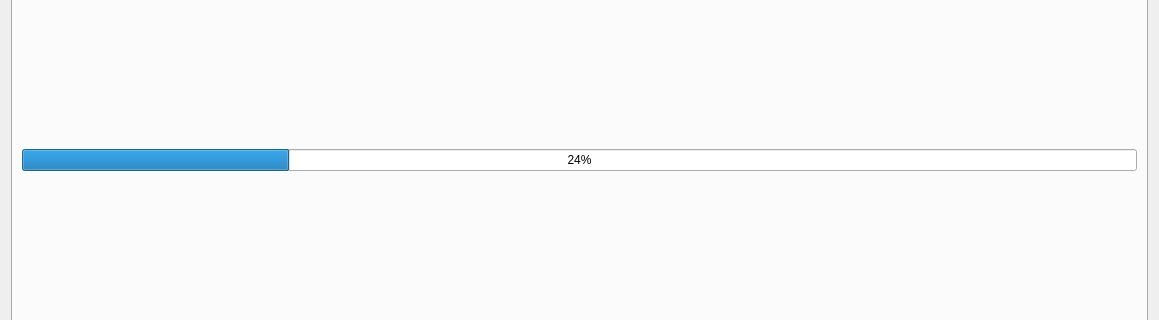
Qt form DataStore/Resources/UI/qDataStoreWidget.ui (Slicer/Slicer-DataStore) before a commit; both pictures show x 0 to 1159 and y 228 to 548 of the 1159 by 752 pixel window.
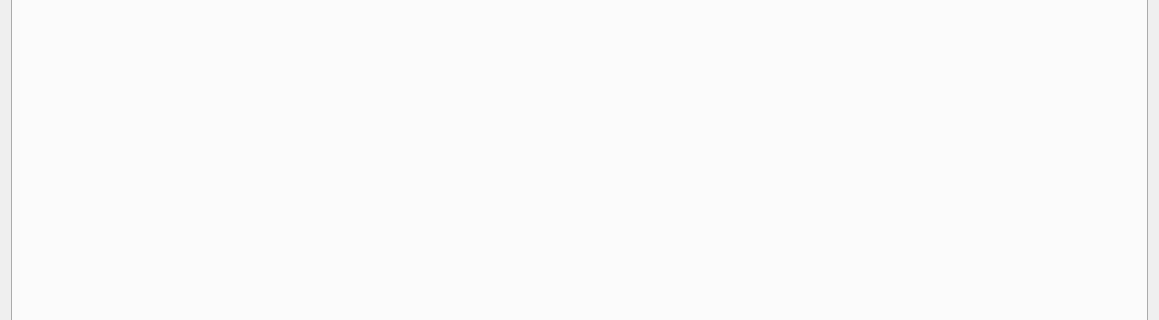
The same form after that commit. The open tabs and pages were chosen to show the change.

Commit message: ENH: Remove duplicated progressbar already provided by qSlicerWebWidget

```diff
--- a/DataStore/Resources/UI/qDataStoreWidget.ui
+++ b/DataStore/Resources/UI/qDataStoreWidget.ui
@@ -56,15 +56,7 @@
       <attribute name="title">
        <string>Download Datasets</string>
       </attribute>
-      <layout class="QVBoxLayout" name="verticalLayout_4">
-       <item>
-        <widget class="QProgressBar" name="DownloadProgressBar">
-         <property name="value">
-          <number>24</number>
-         </property>
-        </widget>
-       </item>
-      </layout>
+      <layout class="QVBoxLayout" name="verticalLayout_4"/>
      </widget>
      <widget class="QWidget" name="UploadTab">
       <attribute name="title">
```
Left out of the diff: 11 changed lines with no effect on the pictures. The commit also changes 1 other file.
